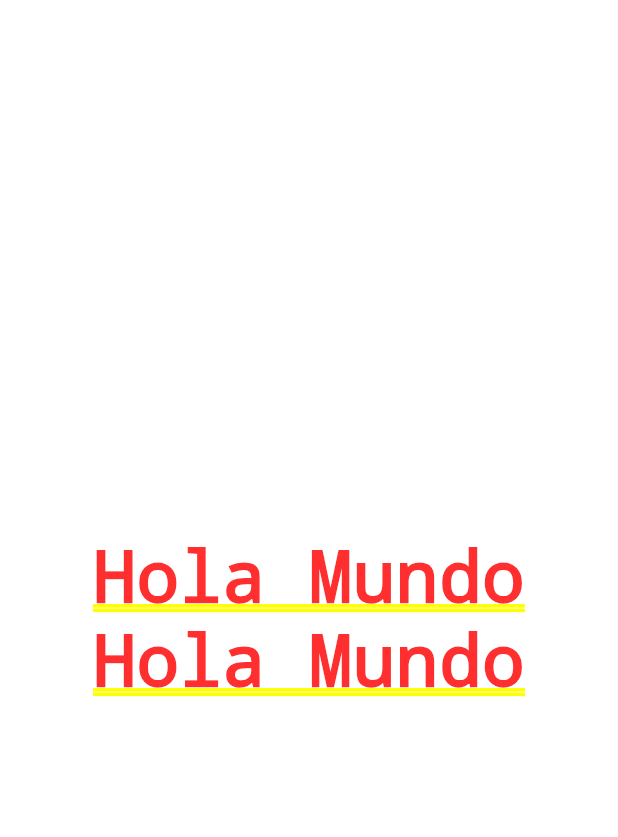
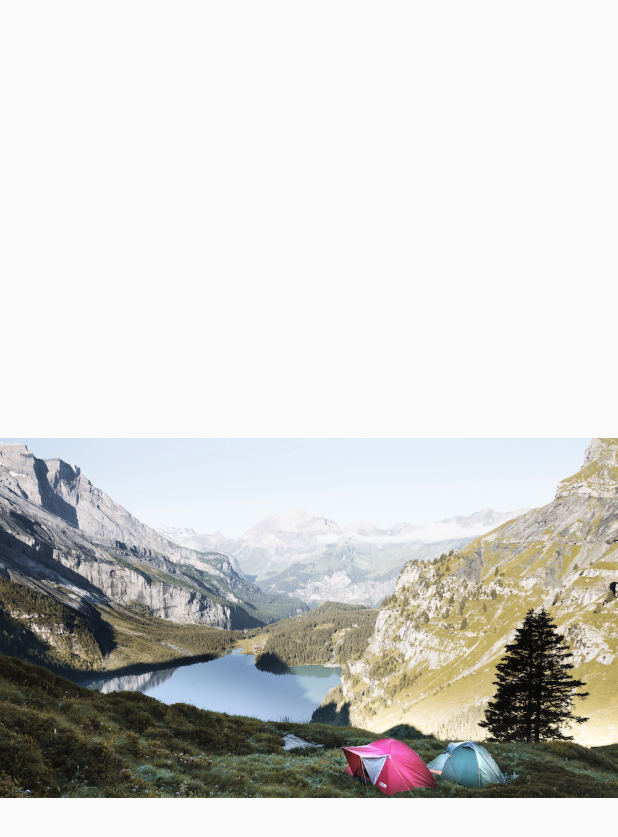
Before and after one commit to ZgroNet/disenos, a Flutter app: the screen it shows after launch, on a phone screen of 412 x 824 dp. Shown: the top 837 px of the screen. Run offline on Flutter 3.47's test engine with Material 2 defaults, Android fonts, the phone set to English and light mode, and no system bars.

Commit message:
Añadida la imagen y las rutas (Video 142)

```diff
--- a/lib/main.dart
+++ b/lib/main.dart
@@ -1,4 +1,7 @@
 import 'package:flutter/material.dart';
+
+import 'package:disenos/screens/basic_design.dart';
+
 
 void main() => runApp(const MyApp());
 
@@ -7,27 +10,13 @@ class MyApp extends StatelessWidget {
 
   @override
   Widget build(BuildContext context) {
-    return const MaterialApp(
+    return MaterialApp(
       debugShowCheckedModeBanner: false,
       title: 'Material App',
-      home:  _HomeScreen(),
+      initialRoute: 'basic_design',
+      routes: {
+        'basic_design': (_) => const BasicDesignScreen()
+      },
     );
   }
 }
-
-class _HomeScreen extends StatelessWidget {
-  const _HomeScreen({
-    Key? key,
-  }) : super(key: key);
-
-  @override
-  Widget build(BuildContext context) {
-    return Column(
-      mainAxisAlignment: MainAxisAlignment.center,
-      children: const [
-          Text('Hola Mundo'),
-          Text('Hola Mundo'),
-      ],
-    );
-  }
-}
--- /dev/null
+++ b/lib/screens/basic_design.dart
@@ -0,0 +1,15 @@
+import 'package:flutter/material.dart';
+
+class BasicDesignScreen extends StatelessWidget {
+
+  const BasicDesignScreen({Key? key}) : super(key: key);
+
+  @override
+  Widget build(BuildContext context) {
+    return const Scaffold(
+      body: Center(
+         child: Image(image: AssetImage('assets/lake.jpg'), width: 600, height: 240, fit: BoxFit.cover)
+      ),
+    );
+  }
+}
--- a/pubspec.yaml
+++ b/pubspec.yaml
@@ -58,8 +58,8 @@ flutter:
   uses-material-design: true
 
   # To add assets to your application, add an assets section, like this:
-  # assets:
-  #   - images/a_dot_burr.jpeg
+  assets:
+    - assets/
   #   - images/a_dot_ham.jpeg
 
   # An image asset can refer to one or more resolution-specific "variants", see
```
Also changed, not shown: assets/lake.jpg (added).
